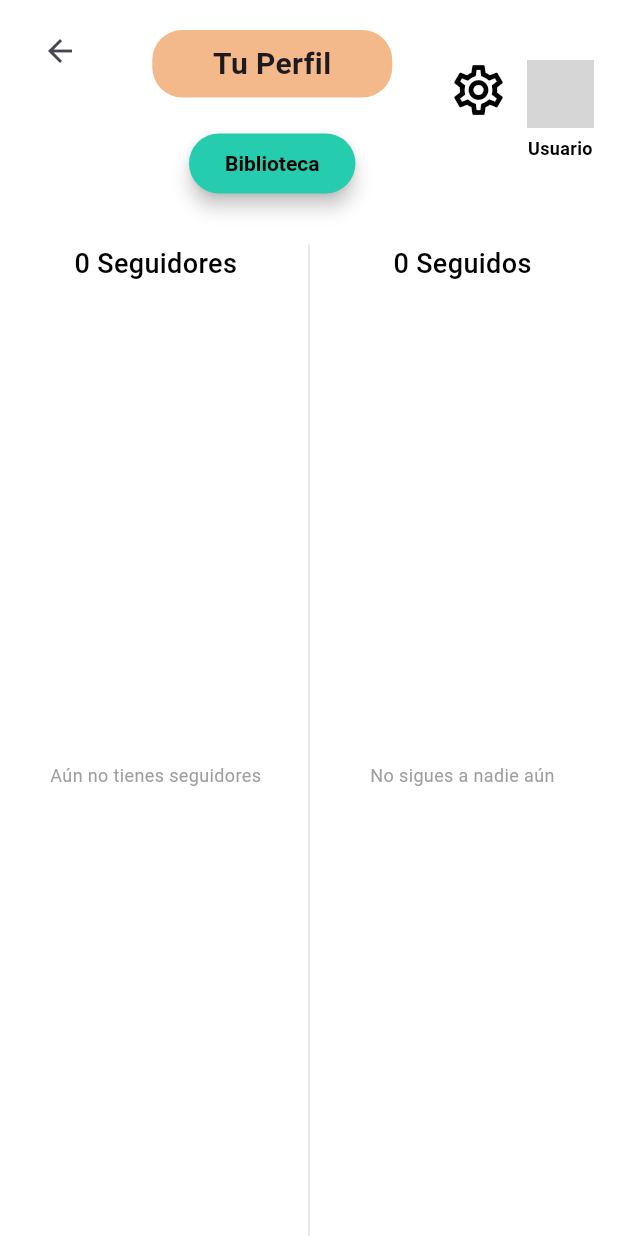
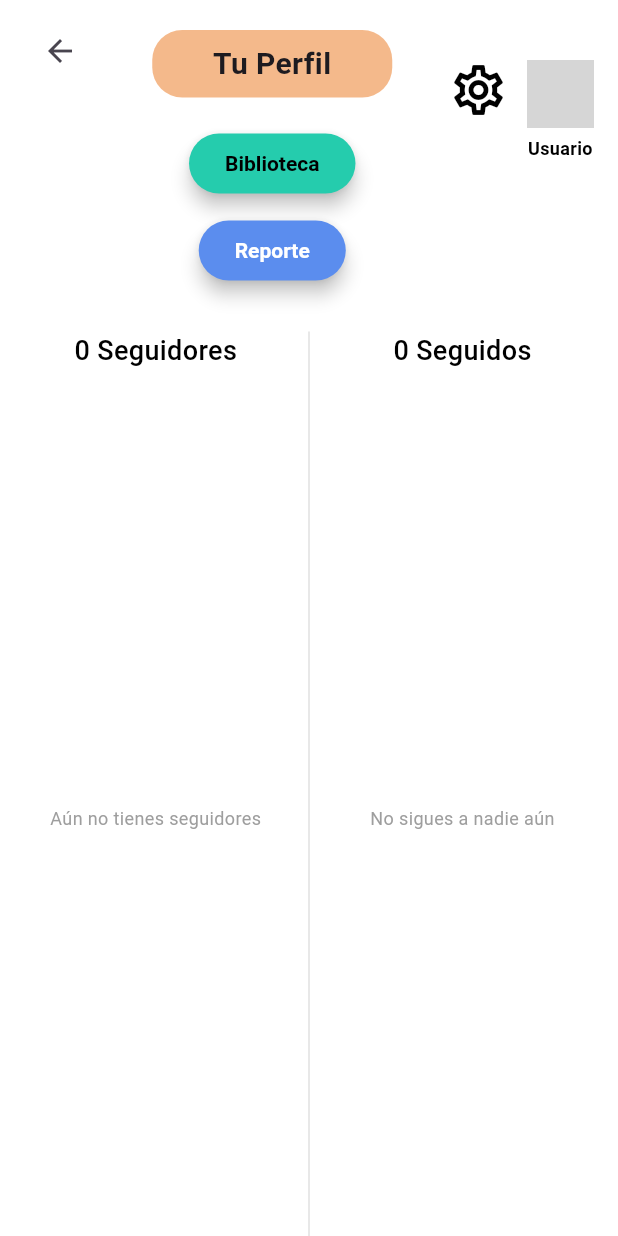
Before and after one commit to FranMejiasGlez/Migaz, a Flutter app: the PantallaPerfilUser screen opened by its route, on a phone screen of 412 x 824 dp. Run offline on Flutter 3.47's test engine with Material 3 defaults, Android fonts, the phone set to English and light mode, and no system bars; our stand-ins replace carousel_slider, device_preview, image_picker, shared_preferences, youtube_player_iframe; accounts and stored records are empty; network calls fail; grey boxes are pictures that could not be loaded.

Commit message:
boton informe

```diff
--- a/migaz/lib/ui/views/pantalla_perfiluser.dart
+++ b/migaz/lib/ui/views/pantalla_perfiluser.dart
@@ -312,6 +312,33 @@ class _PantallaPerfilUserState extends State<PantallaPerfilUser> {
                     ),
                   ),
                 ),
+                SizedBox(height: 10 * responsive.scale),
+                ElevatedButton(
+                  onPressed: () {
+                    // TODO: Implementar navegación o acción del reporte
+                  },
+                  style: ElevatedButton.styleFrom(
+                    backgroundColor: const Color(0xFF5B8DEE),
+                    foregroundColor: Colors.white,
+                    padding: EdgeInsets.symmetric(
+                      horizontal: 24 * responsive.scale,
+                      vertical: 12 * responsive.scale,
+                    ),
+                    shape: RoundedRectangleBorder(
+                      borderRadius: BorderRadius.circular(20),
+                    ),
+                    elevation: 5,
+                  ),
+                  child: Text(
+                    'Reporte',
+                    style: TextStyle(
+                      fontWeight: FontWeight.bold,
+                      fontSize:
+                          ResponsiveBreakpoints.getScaledFontSize(context, 14) *
+                          responsive.scale,
+                    ),
+                  ),
+                ),
               ],
             ),
           ),
```
